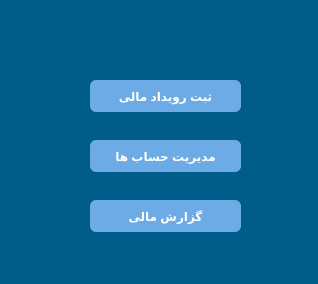
Before: the Qt Designer form ui/workpage.ui in salehreal/PersonalAccounting, drawn with Qt 5.
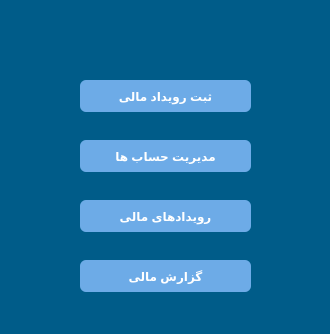
After: the same form once the commit is applied.

Patch:
```diff
--- a/ui/workpage.ui
+++ b/ui/workpage.ui
@@ -6,8 +6,8 @@
    <rect>
     <x>0</x>
     <y>0</y>
-    <width>318</width>
-    <height>284</height>
+    <width>330</width>
+    <height>334</height>
    </rect>
   </property>
   <property name="windowTitle">
@@ -23,9 +23,9 @@
   <widget class="QPushButton" name="ConfirmEventButton">
    <property name="geometry">
     <rect>
-     <x>90</x>
+     <x>80</x>
      <y>80</y>
-     <width>151</width>
+     <width>171</width>
      <height>32</height>
     </rect>
    </property>
@@ -51,7 +51,7 @@
   <widget class="QLabel" name="fullnamelabel">
    <property name="geometry">
     <rect>
-     <x>10</x>
+     <x>20</x>
      <y>20</y>
      <width>291</width>
      <height>21</height>
@@ -75,9 +75,9 @@
   <widget class="QPushButton" name="AccountsButton">
    <property name="geometry">
     <rect>
-     <x>90</x>
+     <x>80</x>
      <y>140</y>
-     <width>151</width>
+     <width>171</width>
      <height>32</height>
     </rect>
    </property>
@@ -103,9 +103,9 @@
   <widget class="QPushButton" name="FinancialReportButton">
    <property name="geometry">
     <rect>
-     <x>90</x>
-     <y>200</y>
-     <width>151</width>
+     <x>80</x>
+     <y>260</y>
+     <width>171</width>
      <height>32</height>
     </rect>
    </property>
@@ -128,6 +128,34 @@
     <string>گزارش مالی</string>
    </property>
   </widget>
+  <widget class="QPushButton" name="EventsButton">
+   <property name="geometry">
+    <rect>
+     <x>80</x>
+     <y>200</y>
+     <width>171</width>
+     <height>32</height>
+    </rect>
+   </property>
+   <property name="styleSheet">
+    <string notr="true">QPushButton {
+	font: 16pt &quot;.AppleSystemUIFont&quot;;
+    background-color:rgb(109, 171, 231);
+    color: white;
+    border-radius: 6px;
+    padding: 6px 12px;
+    font-weight: bold;
+}
+QPushButton:hover {
+    background-color: rgb(109, 160, 200);
+}
+
+</string>
+   </property>
+   <property name="text">
+    <string>رویدادهای مالی</string>
+   </property>
+  </widget>
  </widget>
  <resources/>
  <connections/>
```
